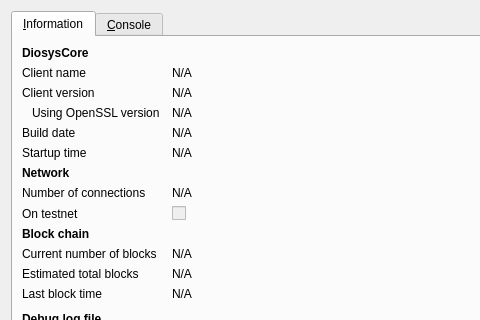
Above: src/qt/forms/rpcconsole.ui from diosys/bitcoin before the change; both pictures show x 0 to 480 and y 0 to 320 of the 740 by 450 pixel window. Below: the same form after it.
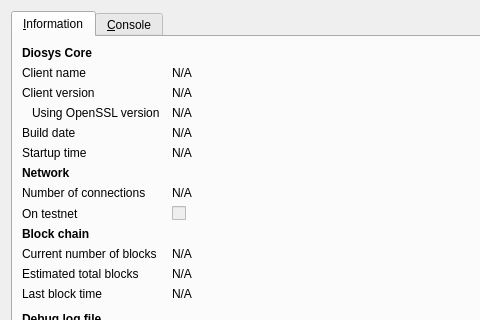
That is the form after the change. Icons and pictures are not drawn.

What changed in the file:
```diff
--- a/src/qt/forms/rpcconsole.ui
+++ b/src/qt/forms/rpcconsole.ui
@@ -36,7 +36,7 @@
           </font>
          </property>
          <property name="text">
-          <string>DiosysCore</string>
+          <string>Diosys Core</string>
          </property>
         </widget>
        </item>
```
Left out of the diff: 10 changed lines with no effect on the pictures.
